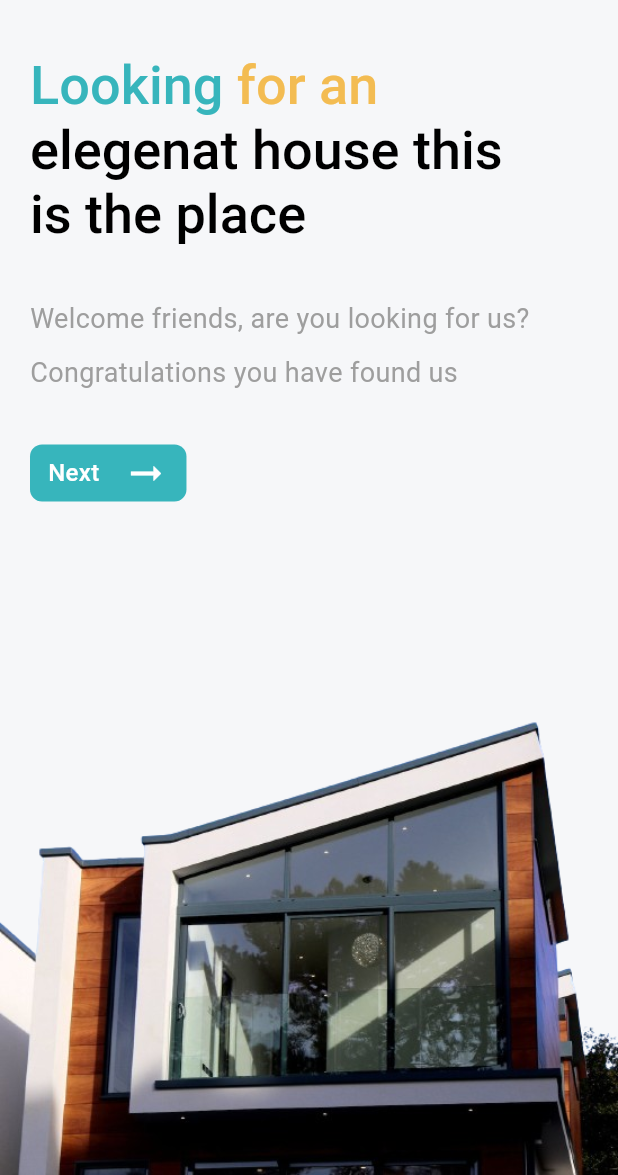
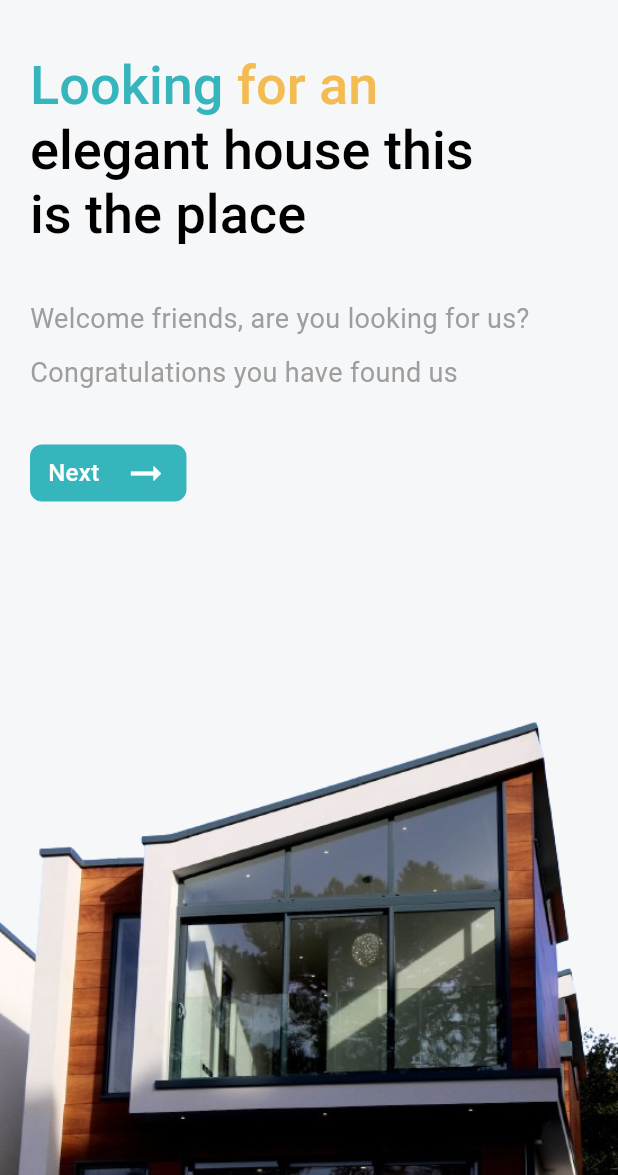
Before and after one commit to indratrisnar/real_estate_app_challenge, a Flutter app: the screen it shows after launch, on a phone screen of 412 x 824 dp, the part 61-1236 px from its top. Run offline on Flutter 3.47's test engine with Material 3 defaults, Android fonts, the light colour scheme and no system bars; our stand-ins replace blur, extended_image, flutter_animate, flutter_rating_bar, gap, get and 1 more; missing offline and left inert: d_button, d_info, d_method, latlng, map, map_launcher.

Commit message:
typo title

```diff
--- a/lib/pages/onboard_page.dart
+++ b/lib/pages/onboard_page.dart
@@ -118,7 +118,7 @@ class _OnBoardPageState extends State<OnBoardPage>
                                 ),
                               ),
                               const TextSpan(
-                                text: 'elegenat house this\nis the place',
+                                text: 'elegant house this\nis the place',
                                 style: TextStyle(
                                   color: Colors.black,
                                 ),
```
